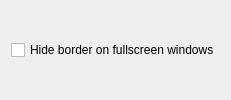
First picture: the form in kcm/ui/borderglowconfigform.ui, repository bartekldw/borderglow, before the edit.
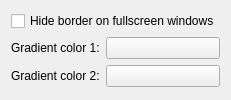
Second picture: the form after the edit. Custom widgets are drawn as their Qt base class.

Commit message: Add Gradient Color 1 and 2 properties for KCM config with UI

Diff of the .ui file:
```diff
--- a/kcm/ui/borderglowconfigform.ui
+++ b/kcm/ui/borderglowconfigform.ui
@@ -10,8 +10,39 @@
      </property>
     </widget>
    </item>
+   <item>
+    <layout class="QFormLayout" name="colorFormLayout">
+     <item row="0" column="0">
+      <widget class="QLabel" name="gradientColor1Label">
+       <property name="text">
+        <string>Gradient color 1:</string>
+       </property>
+      </widget>
+     </item>
+     <item row="0" column="1">
+      <widget class="KColorButton" name="kcfg_GradientColor1"/>
+     </item>
+     <item row="1" column="0">
+      <widget class="QLabel" name="gradientColor2Label">
+       <property name="text">
+        <string>Gradient color 2:</string>
+       </property>
+      </widget>
+     </item>
+     <item row="1" column="1">
+      <widget class="KColorButton" name="kcfg_GradientColor2"/>
+     </item>
+    </layout>
+   </item>
   </layout>
  </widget>
+ <customwidgets>
+  <customwidget>
+   <class>KColorButton</class>
+   <extends>QPushButton</extends>
+   <header>KColorButton</header>
+  </customwidget>
+ </customwidgets>
  <resources/>
  <connections/>
 </ui>
```
The commit also changes 1 other file.
